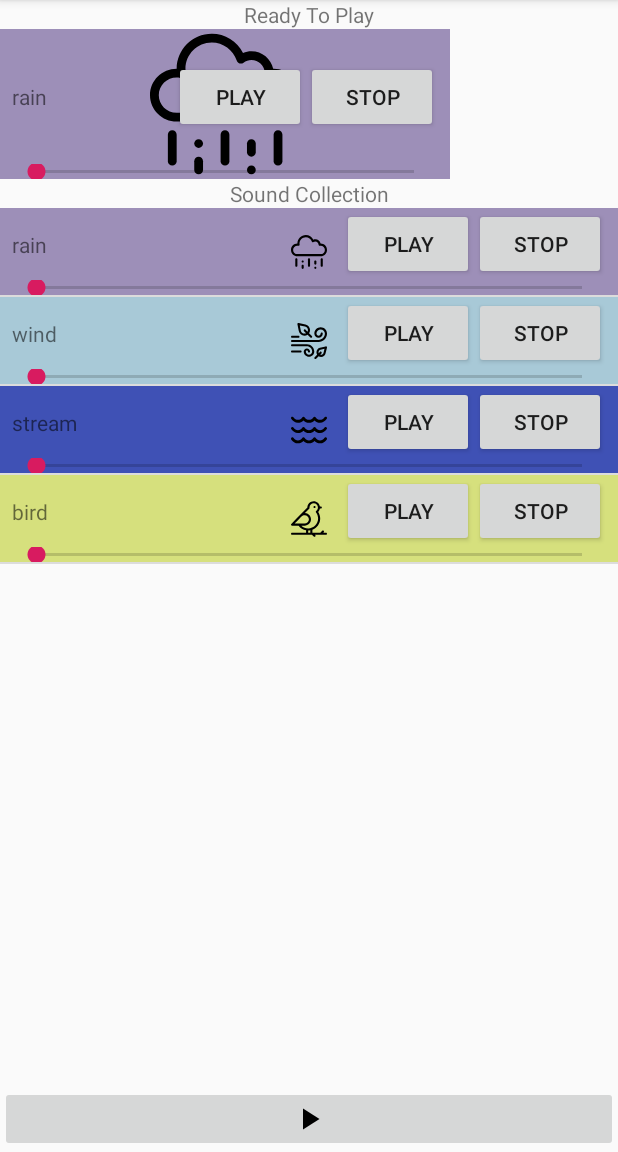
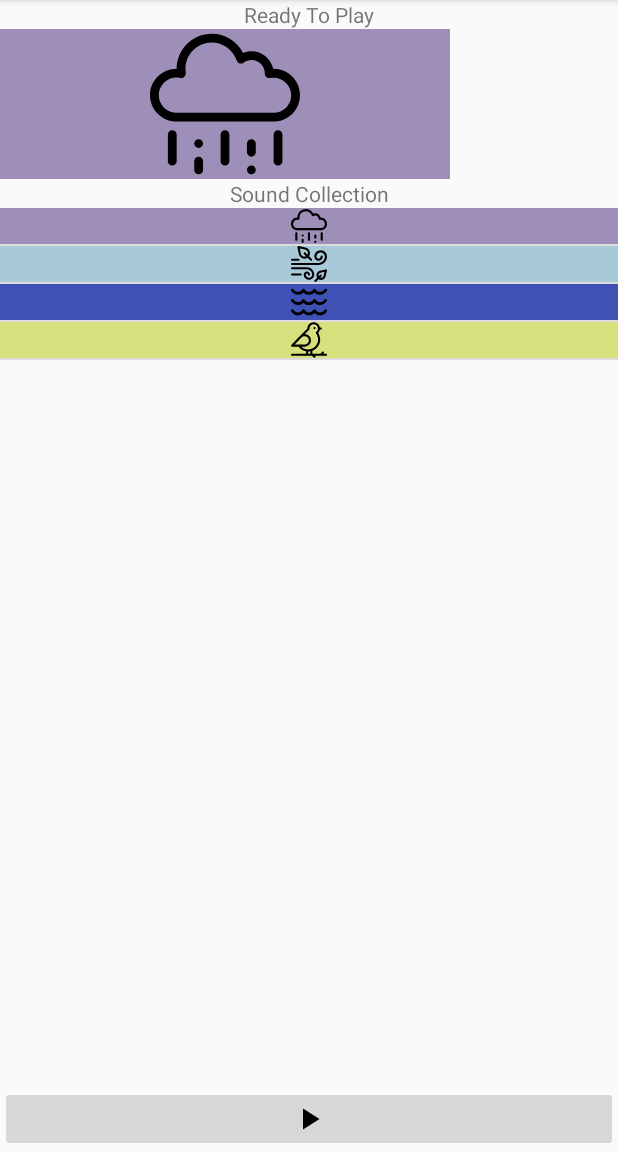
Before and after one commit to voddan/DreamyClouds, an Android app: the screen it shows after launch (MainScreenActivity), on a phone screen of 412 x 824 dp, the part 84-1236 px from its top. Run offline under Robolectric (Android 15) with nearby library versions, the phone set to English and light mode, and no system bars; libraries missing offline, so code that uses them is left out: com.google.android.exoplayer2; 4 statements that could not run were skipped.

Commit message:
Replaced play/pause buttons in PlayerControlsView with a full-view toggle, thus bringing it to parity with Relaxio UI

```diff
--- a/app/build.gradle
+++ b/app/build.gradle
@@ -22,6 +22,9 @@ android {
     compileOptions {
         targetCompatibility JavaVersion.VERSION_1_8
     }
+    kotlinOptions {
+        jvmTarget = "1.8"
+    }
 }
 
 dependencies {
--- a/app/src/main/java/org/vodopyan/rainbowl/model/SoundPlayer.kt
+++ b/app/src/main/java/org/vodopyan/rainbowl/model/SoundPlayer.kt
@@ -59,4 +59,11 @@ class SoundPlayer(
             State.Playing -> mutState.value = State.Stopped
         }
     }
+
+    fun togglePlayStop() {
+        when(state.value) {
+            State.Stopped, State.Paused -> play()
+            State.Playing -> stop()
+        }
+    }
 }
--- a/app/src/main/java/org/vodopyan/rainbowl/ui/PlayerControlsView.kt
+++ b/app/src/main/java/org/vodopyan/rainbowl/ui/PlayerControlsView.kt
@@ -4,6 +4,7 @@ import android.content.Context
 import android.util.AttributeSet
 import android.view.LayoutInflater
 import androidx.constraintlayout.widget.ConstraintLayout
+import androidx.core.view.isVisible
 import androidx.lifecycle.MutableLiveData
 import kotlinx.android.synthetic.main.player_controls_view.view.*
 import org.vodopyan.rainbowl.R
@@ -22,10 +23,10 @@ class PlayerControlsView(context: Context, attrs: AttributeSet? = null) : Constr
         val view = LayoutInflater.from(context).inflate(R.layout.player_controls_view, /*root=*/this, /*attachToRoot=*/true)
 
         state.observe(parent) { playerState ->
-            view.name.text = playerState.sound.name
+            val pictogram = resources.getDrawable(playerState.sound.drawableResource, null)
+            view.backgroundPictogramButton.setImageDrawable(pictogram)
 
-            val pictogram = resources.getDrawable(playerState.sound.drawableResource, null)
-            view.backgroundPictogram.setImageDrawable(pictogram)
+            view.backgroundPictogramButton.contentDescription = playerState.sound.name
 
             val backgroundColor = resources.getColor(playerState.sound.backgroundColor, null)
             view.setBackgroundColor(backgroundColor)
@@ -34,8 +35,15 @@ class PlayerControlsView(context: Context, attrs: AttributeSet? = null) : Constr
                 view.volumeSeekBar.setNormalProgress(volume)
             }
 
-            view.playButton.setOnClickListener { playerState.play() }
-            view.stopButton.setOnClickListener { playerState.stop() }
+            playerState.state.observe(parent) { state ->
+                view.volumeSeekBar.isVisible = when(state) {
+                    SoundPlayer.State.Playing -> true
+                    SoundPlayer.State.Stopped -> false
+                    SoundPlayer.State.Paused -> true
+                }
+            }
+
+            view.backgroundPictogramButton.setOnClickListener { playerState.togglePlayStop() }
             view.volumeSeekBar.setOnSeekBarChangeListener { seekBar -> playerState.volume.value = seekBar.normalProgress() }
         }
     }
--- a/app/src/main/res/layout/player_controls_view.xml
+++ b/app/src/main/res/layout/player_controls_view.xml
@@ -2,51 +2,25 @@
 <androidx.constraintlayout.widget.ConstraintLayout
     xmlns:android="http://schemas.android.com/apk/res/android"
     xmlns:app="http://schemas.android.com/apk/res-auto"
-    xmlns:tools="http://schemas.android.com/tools"
     android:layout_width="match_parent"
     android:layout_height="match_parent">
 
-    <ImageView
+    <ImageButton
         android:layout_width="match_parent"
         android:layout_height="match_parent"
         android:src="@drawable/rain_wind"
+        android:contentDescription="weather type"
+        android:scaleType="fitCenter"
+        android:background="@android:color/transparent"
         app:layout_constraintTop_toTopOf="parent"
         app:layout_constraintBottom_toBottomOf="parent"
         app:layout_constraintStart_toStartOf="parent"
         app:layout_constraintEnd_toEndOf="parent"
-        android:id="@+id/backgroundPictogram"/>
-
-    <TextView
-        tools:text="Name"
-        android:layout_width="match_parent"
-        android:layout_height="wrap_content"
-        android:layout_marginStart="8dp"
-        app:layout_constraintTop_toTopOf="parent"
-        app:layout_constraintBottom_toTopOf="@id/volumeSeekBar"
-        app:layout_constraintStart_toStartOf="@id/volumeSeekBar"
-        android:id="@+id/name"/>
-
-    <Button
-        android:text="Play"
-        android:layout_width="wrap_content"
-        android:layout_height="wrap_content"
-        app:layout_constraintTop_toTopOf="parent"
-        app:layout_constraintBottom_toTopOf="@id/volumeSeekBar"
-        app:layout_constraintEnd_toStartOf="@id/stopButton"
-        android:id="@+id/playButton"/>
-
-    <Button
-        android:text="Stop"
-        android:layout_width="wrap_content"
-        android:layout_height="wrap_content"
-        app:layout_constraintTop_toTopOf="parent"
-        app:layout_constraintBottom_toTopOf="@id/volumeSeekBar"
-        app:layout_constraintEnd_toEndOf="@id/volumeSeekBar"
-        android:id="@+id/stopButton"/>
+        android:id="@+id/backgroundPictogramButton"/>
 
     <SeekBar
         android:layout_width="match_parent"
-        android:layout_height="10dp"
+        android:layout_height="wrap_content"
         android:layout_marginStart="8dp"
         android:layout_marginEnd="8dp"
         app:layout_constraintBottom_toBottomOf="parent"
```
